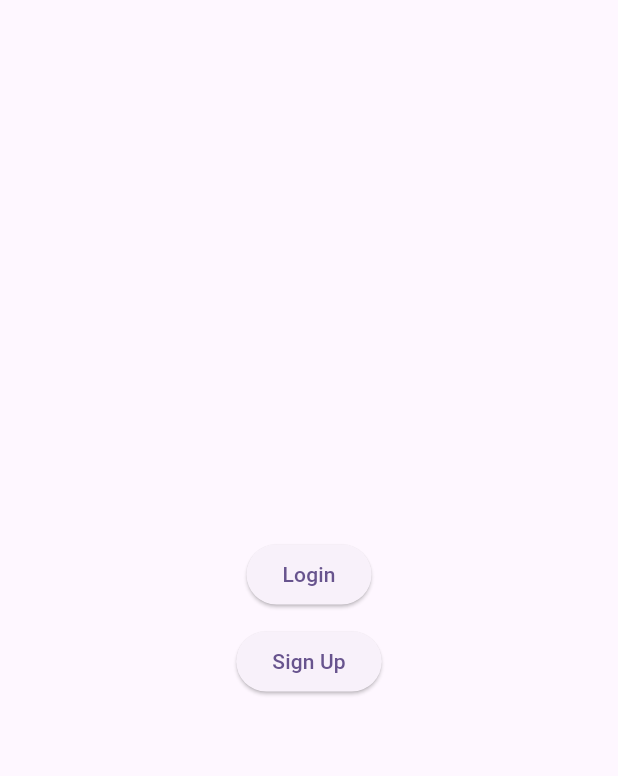
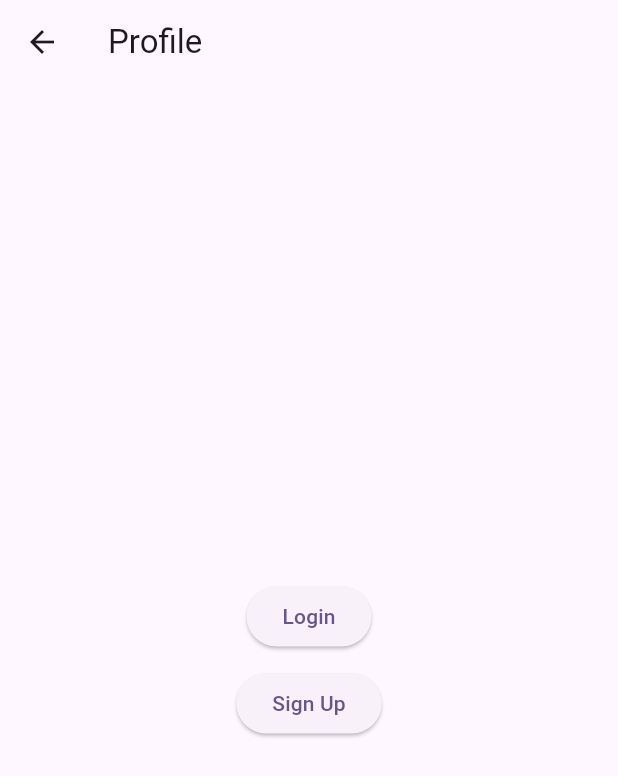
Before and after one commit to Anugraha2526/MusicCoach, a Flutter app: the ProfileScreen screen opened directly, on a phone screen of 412 x 824 dp. Shown: the top 776 px of the screen. Run offline on Flutter 3.47's test engine with Material 3 defaults, Android fonts, the phone set to English and light mode, and no system bars.

Commit message:
Refactor ProfileScreen to simplify UI for non-logged-in users; remove unused login state logic

```diff
--- a/music_coach_app/lib/screens/profile_screen.dart
+++ b/music_coach_app/lib/screens/profile_screen.dart
@@ -1,46 +1,17 @@
 import 'package:flutter/material.dart';
 
 class ProfileScreen extends StatelessWidget {
-  // Simulate login state for now
-  final bool isLoggedIn = false; // Change to true when implementing auth
+  // For now, assume user is NOT logged in
+  final bool isLoggedIn = false;
 
   @override
   Widget build(BuildContext context) {
     return Scaffold(
+      appBar: AppBar(
+        title: Text('Profile'),
+      ),
       body: Center(
-        child: isLoggedIn
-            ? Column(
-                mainAxisAlignment: MainAxisAlignment.center,
-                children: [
-                  CircleAvatar(
-                    radius: 40,
-                    child: Icon(Icons.person, size: 40),
-                  ),
-                  SizedBox(height: 10),
-                  Text('User Name'),
-                  Text('user@example.com'),
-                  SizedBox(height: 20),
-                  ElevatedButton(
-                    onPressed: () {
-                      // Navigate to update profile
-                    },
-                    child: Text('Update Profile'),
-                  ),
-                  ElevatedButton(
-                    onPressed: () {
-                      // Navigate to change password
-                    },
-                    child: Text('Change Password'),
-                  ),
-                  ElevatedButton(
-                    onPressed: () {
-                      // Logout logic
-                    },
-                    child: Text('Logout'),
-                  ),
-                ],
-              )
-            : Column(
+        child: Column(
           mainAxisAlignment: MainAxisAlignment.center,
           children: [
             ElevatedButton(
```
Lines whose indentation alone changed are shown as unchanged.
